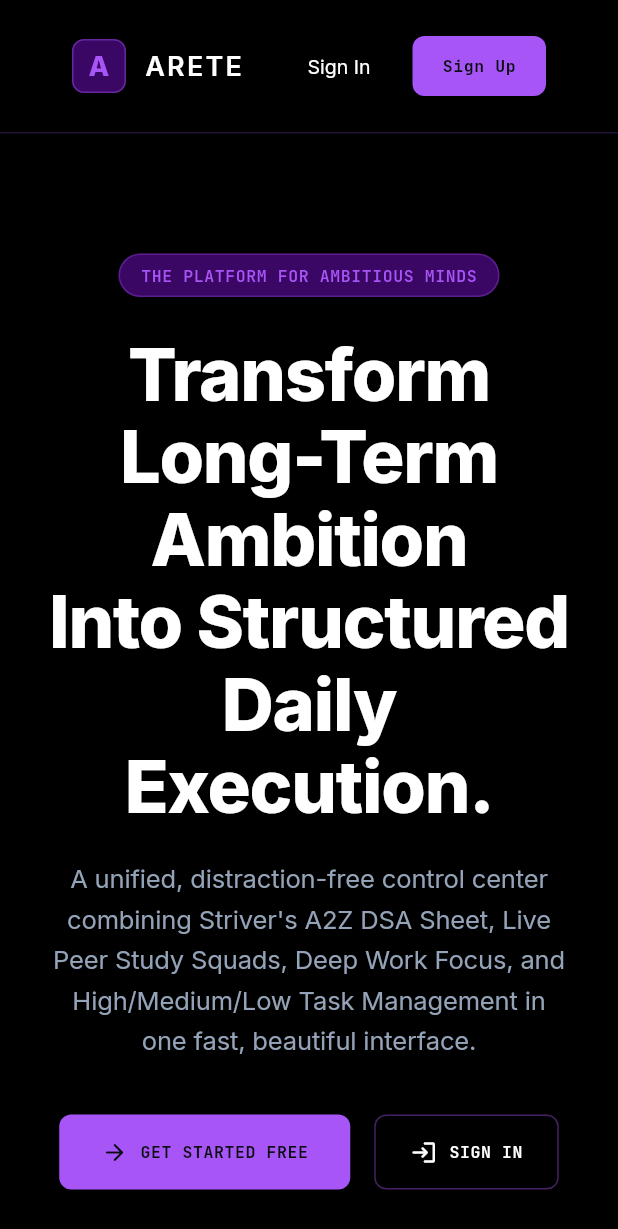
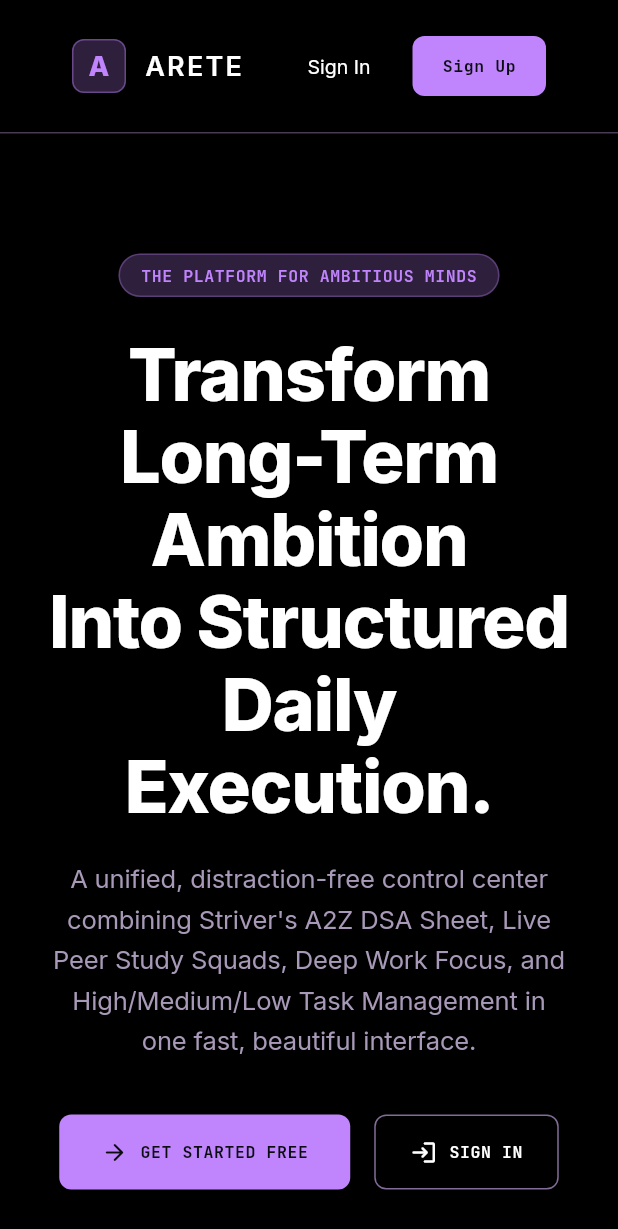
Before and after one commit to Dhyanesh2603/Arete, a Flutter app: the screen it shows after launch, on a phone screen of 412 x 824 dp. Shown: the top 1229 px of the screen. Run offline on Flutter 3.47's test engine with Material 3 defaults, Android fonts, the light colour scheme and no system bars; our stand-ins replace fl_chart, flutter_riverpod, go_router, google_fonts, shared_preferences, supabase; missing offline and left inert: dart:html, dart:js_interop; accounts and stored records are empty.

Commit message:
style: fix theme to pure black canvas with matte translucent light purple cards and elements

```diff
--- a/lib/core/theme/app_colors.dart
+++ b/lib/core/theme/app_colors.dart
@@ -3,35 +3,35 @@ import 'package:flutter/material.dart';
 class AppColors {
   // Surface & Depth Tokens
   static const Color canvas = Color(0xFF000000); // Pure OLED Black
-  static const Color surfaceTier1 = Color(0x1AA855F7); // 10% Light Purple Glass
-  static const Color surfaceTier2 = Color(0x26A855F7); // 15% Light Purple Glass
-  static const Color surfaceHover = Color(0x33A855F7); // 20% Light Purple Glass
-  static const Color surfaceGlass = Color(0x1AA855F7); // 10% Light Purple Glass (Matte)
+  static const Color surfaceTier1 = Color(0x38D8B4FE); // ~22% Translucent Very Light Purple Matte Card
+  static const Color surfaceTier2 = Color(0x50D8B4FE); // ~31% Translucent Light Purple (Chips / Nested)
+  static const Color surfaceHover = Color(0x66D8B4FE); // ~40% Translucent Light Purple (Hover)
+  static const Color surfaceGlass = Color(0x38D8B4FE); // Matte Frosted Light Purple Glass
 
-  // Hairline Borders
-  static const Color borderSubtle = Color(0x33A855F7); // 20% Purple border
-  static const Color borderActive = Color(0x66A855F7); // 40% Purple border
-  static const Color borderGlowCyan = Color(0x66A855F7); // Purple glow
+  // Hairline Frosted Light Purple Borders
+  static const Color borderSubtle = Color(0x55D8B4FE); // 33% Frosted Light Purple Border
+  static const Color borderActive = Color(0x99D8B4FE); // 60% Active Light Purple Border
+  static const Color borderGlowCyan = Color(0x66C084FC); // Soft Purple Glow
 
   // Typography Tones
-  static const Color textHigh = Color(0xFFFFFFFF); // Crisp White
-  static const Color textMedium = Color(0xFFE2E8F0); // Light Silver
-  static const Color textMuted = Color(0xFF94A3B8); // Muted Silver
-  static const Color textSubtle = Color(0xFF64748B); // Slate Grey
+  static const Color textHigh = Color(0xFFFFFFFF); // Crisp Pure White
+  static const Color textMedium = Color(0xFFE9D5FF); // Soft Lavender
+  static const Color textMuted = Color(0xFFA799B7); // Muted Lavender-Grey
+  static const Color textSubtle = Color(0xFF6B5E7B); // Deep Purple-Grey
 
   // Domain & Status Signals (Variable names kept for codebase compatibility)
-  static const Color cyan = Color(0xFFA855F7); // Electric Purple (Primary Accent)
-  static const Color cyanBg = Color(0xFF3B0764);
+  static const Color cyan = Color(0xFFC084FC); // Electric Light Purple (Primary Accent)
+  static const Color cyanBg = Color(0x3DC084FC); // Translucent Light Purple Badge Fill
 
-  static const Color mint = Color(0xFF2DD4BF); // Bright Cyan/Teal
-  static const Color mintBg = Color(0xFF115E59);
+  static const Color mint = Color(0xFF2DD4BF); // Bright Teal (Solved)
+  static const Color mintBg = Color(0x2B2DD4BF);
 
-  static const Color lavender = Color(0xFFC4B5FD); // Soft Lilac
-  static const Color lavenderBg = Color(0xFF2E1065);
+  static const Color lavender = Color(0xFFE9D5FF); // Soft Lilac
+  static const Color lavenderBg = Color(0x2BE9D5FF);
 
-  static const Color amber = Color(0xFFFBBF24); // Warm Yellow
-  static const Color amberBg = Color(0xFF451A03);
+  static const Color amber = Color(0xFFFBBF24); // Warm Gold (Focus & Med)
+  static const Color amberBg = Color(0x2BFBBF24);
 
-  static const Color rose = Color(0xFFF43F5E); // Neon Magenta
-  static const Color roseBg = Color(0xFF4C0519);
+  static const Color rose = Color(0xFFF43F5E); // Neon Rose (High Priority)
+  static const Color roseBg = Color(0x2BF43F5E);
 }
```
